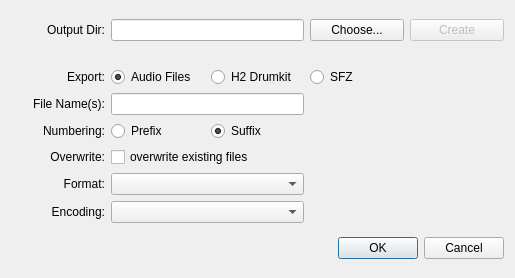
Before: the Qt Designer form src/exportdialog.ui in rock-hopper/shuriken, drawn with Qt 5.
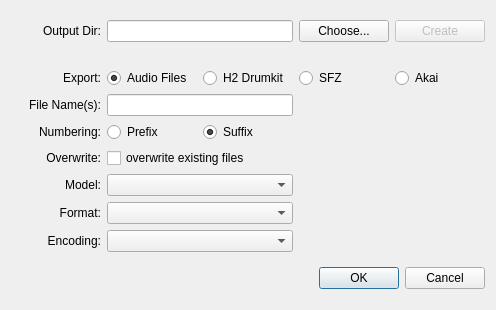
After: the same form once the commit is applied.

Commit message: export akai pgm

What changed in the file:
```diff
--- a/src/exportdialog.ui
+++ b/src/exportdialog.ui
@@ -6,8 +6,8 @@
    <rect>
     <x>0</x>
     <y>0</y>
-    <width>515</width>
-    <height>278</height>
+    <width>496</width>
+    <height>310</height>
    </rect>
   </property>
   <property name="windowTitle">
@@ -115,7 +115,7 @@
        </property>
       </widget>
      </item>
-     <item row="6" column="0">
+     <item row="7" column="0">
       <widget class="QLabel" name="label_Format">
        <property name="text">
         <string>Format:</string>
@@ -125,10 +125,10 @@
        </property>
       </widget>
      </item>
-     <item row="6" column="1" colspan="2">
+     <item row="7" column="1" colspan="2">
       <widget class="QComboBox" name="comboBox_Format"/>
      </item>
-     <item row="7" column="0">
+     <item row="8" column="0">
       <widget class="QLabel" name="label_Encoding">
        <property name="text">
         <string>Encoding:</string>
@@ -138,7 +138,7 @@
        </property>
       </widget>
      </item>
-     <item row="7" column="1" colspan="2">
+     <item row="8" column="1" colspan="2">
       <widget class="QComboBox" name="comboBox_Encoding"/>
      </item>
      <item row="5" column="0">
@@ -194,6 +194,29 @@
        </attribute>
       </widget>
      </item>
+     <item row="6" column="1" colspan="2">
+      <widget class="QComboBox" name="comboBox_Model"/>
+     </item>
+     <item row="6" column="0">
+      <widget class="QLabel" name="label_Model">
+       <property name="text">
+        <string>Model:</string>
+       </property>
+       <property name="alignment">
+        <set>Qt::AlignRight|Qt::AlignTrailing|Qt::AlignVCenter</set>
+       </property>
+      </widget>
+     </item>
+     <item row="2" column="4">
+      <widget class="QRadioButton" name="radioButton_Akai">
+       <property name="text">
+        <string>Akai</string>
+       </property>
+       <attribute name="buttonGroup">
+        <string>buttonGroup_Export</string>
+       </attribute>
+      </widget>
+     </item>
     </layout>
    </item>
    <item>
```
The commit also changes 42 other files.
